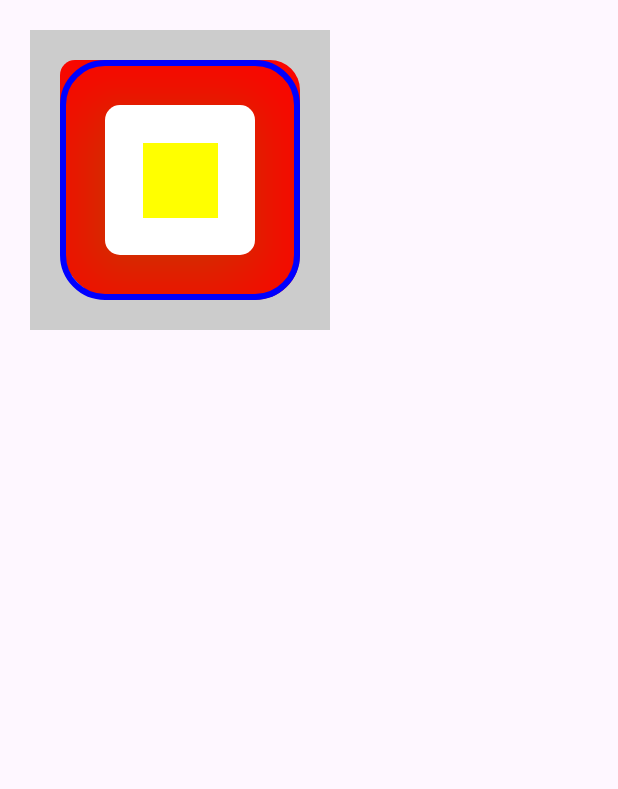
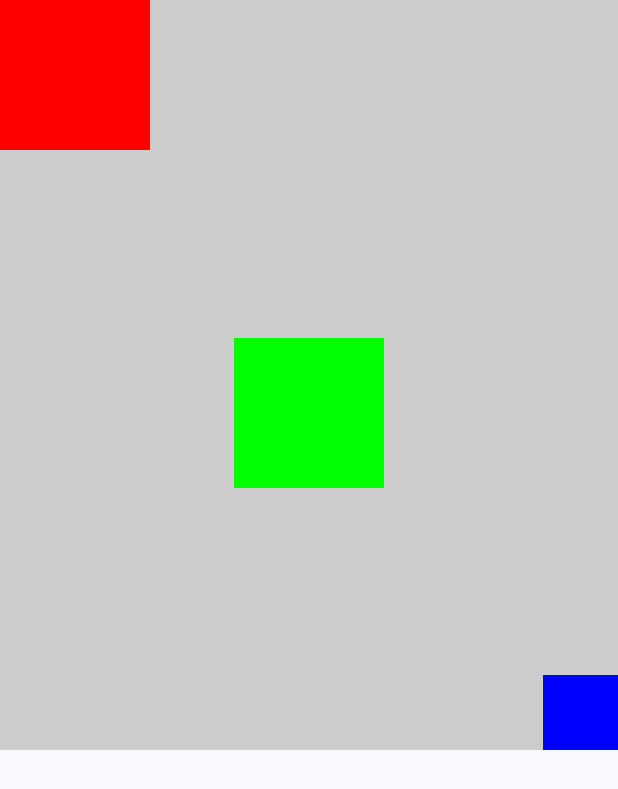
Before and after one commit to meuleuheu/JetpackComposeBasic, an Android app built with Jetpack Compose: the @Preview function GreetingPreview, on a phone screen of 412 x 824 dp. Shown: the top 789 px of the screen. Run offline under Robolectric (Android 15) with nearby library versions, the phone set to English and light mode, and no system bars.

Commit message:
Row, Column, Composable function

```diff
--- a/app/src/main/java/com/example/jetpackcomposebasic/MainActivity.kt
+++ b/app/src/main/java/com/example/jetpackcomposebasic/MainActivity.kt
@@ -7,14 +7,19 @@ import androidx.activity.enableEdgeToEdge
 import androidx.compose.foundation.BorderStroke
 import androidx.compose.foundation.background
 import androidx.compose.foundation.border
+import androidx.compose.foundation.layout.Arrangement
 import androidx.compose.foundation.layout.Box
+import androidx.compose.foundation.layout.Column
+import androidx.compose.foundation.layout.Row
 import androidx.compose.foundation.layout.fillMaxSize
 import androidx.compose.foundation.layout.fillMaxWidth
 import androidx.compose.foundation.layout.height
 import androidx.compose.foundation.layout.padding
 import androidx.compose.foundation.layout.size
 import androidx.compose.foundation.shape.RoundedCornerShape
+import androidx.compose.material3.MaterialTheme
 import androidx.compose.material3.Scaffold
+import androidx.compose.material3.Surface
 import androidx.compose.material3.Text
 import androidx.compose.runtime.Composable
 import androidx.compose.ui.Alignment
@@ -91,13 +96,67 @@ fun Greeting(name: String, modifier: Modifier = Modifier) {
     }
 }
 
+// No.2
+@Composable
+fun Greeting2(name: String, modifier: Modifier) {
+//    Box {
+//        Row(Modifier
+//            .background(color = Color.LightGray)
+//            .fillMaxWidth()
+//            .height(200.dp)
+//            , horizontalArrangement = Arrangement.SpaceBetween
+//            , Alignment.CenterVertically
+//        ) {
+//            BaseItem2(Modifier.background(Color.Red).align(Alignment.Top))
+//            BaseItem(Color.Green)
+//            BaseItem2(Modifier
+//                .background(Color.Blue)
+//                .align(Alignment.Bottom)
+//                .size(50.dp))
+//        }
+//    }
+
+    Box {
+        Column(Modifier
+            .background(color = Color.LightGray)
+            .fillMaxWidth()
+            .height(500.dp)
+            , verticalArrangement = Arrangement.SpaceBetween
+            , Alignment.CenterHorizontally
+        ) {
+            BaseItem2(Modifier.background(Color.Red).align(Alignment.Start))
+            BaseItem(Color.Green)
+            BaseItem2(Modifier
+                .background(Color.Blue)
+                .align(Alignment.End)
+                .size(50.dp))
+        }
+    }
+}
+
+@Composable
+fun BaseItem(color: Color) {
+    Box(modifier = Modifier
+        .size(100.dp)
+        .background(color))
+}
+
+@Composable
+fun BaseItem2(modifier: Modifier) {
+    Box(modifier = modifier
+        .size(100.dp))
+}
+// No.2
+
 @Preview(showBackground = true)
 @Composable
 fun GreetingPreview() {
-    Scaffold(modifier = Modifier.fillMaxSize()) { innerPadding ->
-        Greeting(
-            name = "Android",
-            modifier = Modifier.padding(innerPadding)
-        )
+    JetpackComposeBasicTheme {
+        Surface(
+            modifier = Modifier.fillMaxSize(),
+            color = MaterialTheme.colorScheme.background
+        ) {
+            Greeting2("Android", modifier = Modifier)
+        }
     }
 }
```
